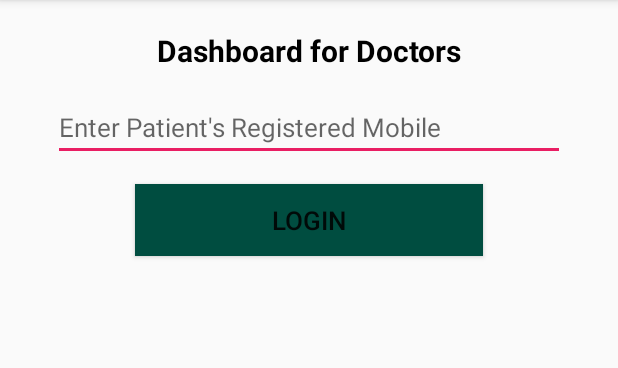
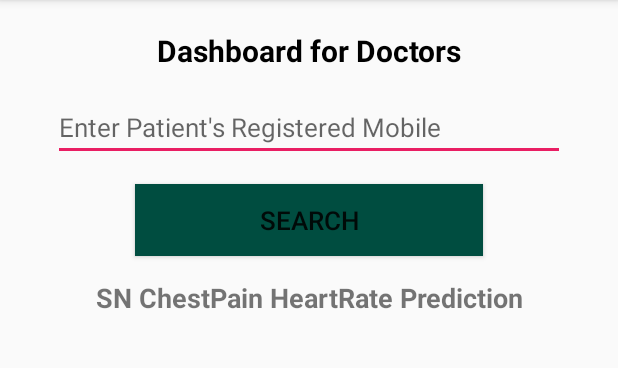
Before and after one commit to princek628/RespirePlus, an Android app: the DoctorHome screen opened directly, with no data from a screen before it, on a phone screen of 412 x 824 dp, the part 84-452 px from its top. Run offline under Robolectric (Android 15) with nearby library versions, the phone set to English and light mode, and no system bars; our stand-ins replace Volley.

Commit message:
Bug Fixes

```diff
--- a/app/src/main/AndroidManifest.xml
+++ b/app/src/main/AndroidManifest.xml
@@ -47,7 +47,7 @@
             android:name=".AdditionalDetails"
             android:theme="@style/AppThemeToolbar" android:label="Additional Details"/>
         <activity android:name=".HeartRateProcess" />
-        <activity android:name=".HeartRateResult" />
+        <activity android:name=".HeartRateResult" android:theme="@style/AppTheme.NoActionBar"/>
         <activity android:name=".Home" android:theme="@style/AppThemeToolbar" android:label="Home"></activity>
         <activity android:name=".Emergency" android:theme="@style/AppTheme.NoActionBar"/>
         <activity android:name=".DoctorLogin" android:theme="@style/AppTheme.NoActionBar"/>
--- a/app/src/main/java/com/respireplus/respire/DoctorHome.java
+++ b/app/src/main/java/com/respireplus/respire/DoctorHome.java
@@ -91,6 +91,7 @@ public class DoctorHome extends AppCompatActivity {
                             JSONArray jarray=new JSONArray(jobj.getJSONArray("rows").toString());
                             LinearLayout mainLayout = (LinearLayout) findViewById(R.id.history);
                             mainLayout.removeAllViews();
+
                             for(int i=0;i<row;i++)
                             {
                                 LinearLayout ll = new LinearLayout(getApplicationContext());
@@ -115,11 +116,10 @@ public class DoctorHome extends AppCompatActivity {
                                 int cp=jobj2.getInt("cp");
                                 int thalach=jobj2.getInt("thalach");
                                 String rslt=jobj2.getString("result");
-                                print=print+i+"\t\t\t\t\t"+cp+"\t\t\t\t\t\t\t"+thalach+"\t\t\t\t\t\t\t\t\t"+rslt+"\n";
+                                //print=print+i+"\t\t\t\t\t"+cp+"\t\t\t\t\t\t\t"+thalach+"\t\t\t\t\t\t\t\t\t"+rslt+"\n";
 
                                 tvTitle.setText(Html.fromHtml(i+"\t\t\t\t\t"+cp+"\t\t\t\t\t\t\t"+thalach+"\t\t\t\t\t\t\t\t\t"+rslt));
                                 sll.addView(tvTitle);
-
                                 ll.addView(sll);
                                 mainLayout.addView(ll);
                             }
--- a/app/src/main/java/com/respireplus/respire/MainActivity.java
+++ b/app/src/main/java/com/respireplus/respire/MainActivity.java
@@ -40,7 +40,7 @@ public class MainActivity extends AppCompatActivity {
             lp.setMargins(5,5,5,5);
             input.setLayoutParams(lp);
             builder.setView(input);
-            builder.setTitle("Recover Your Password");
+            builder.setTitle("Connect to Server");
             builder.setCancelable(false);
             //Snackbar.make(, "Forgot Password will be available soon...",
               //      Snackbar.LENGTH_LONG).show();
--- a/app/src/main/res/layout/doctor_home.xml
+++ b/app/src/main/res/layout/doctor_home.xml
@@ -25,7 +25,7 @@
             android:layout_marginRight="35dp"
             android:hint="Enter Patient's Registered Mobile"
             android:textSize="17dp"
-            android:inputType="textPassword"
+            android:inputType="text"
             android:maxLines="1"
             android:textColor="@color/colorPrimary"/>
 
@@ -33,13 +33,22 @@
             android:id="@+id/srch"
             android:layout_width="match_parent"
             android:layout_height="wrap_content"
-            android:text="LOGIN"
+            android:text="SEARCH"
             android:textSize="17dp"
             android:background="@color/colorPrimaryDark"
             android:layout_marginTop="15dp"
             android:layout_marginLeft="90dp"
             android:layout_marginRight="90dp"
             android:layout_marginBottom="15dp"/>
+
+    <TextView
+        android:layout_width="match_parent"
+        android:layout_height="wrap_content"
+        android:text="SN ChestPain HeartRate Prediction"
+        android:textStyle="bold"
+        android:textSize="18dp"
+        android:layout_gravity="center"
+        android:textAlignment="center"/>
     <ScrollView
         android:layout_width="match_parent"
         android:layout_height="match_parent">
```
